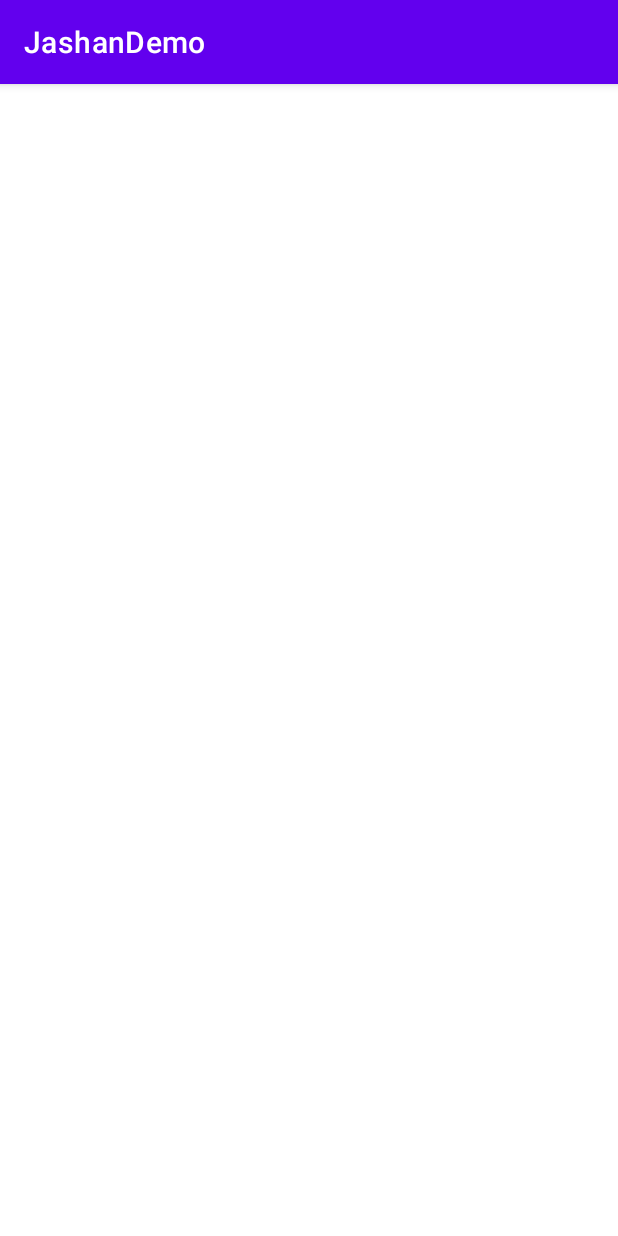
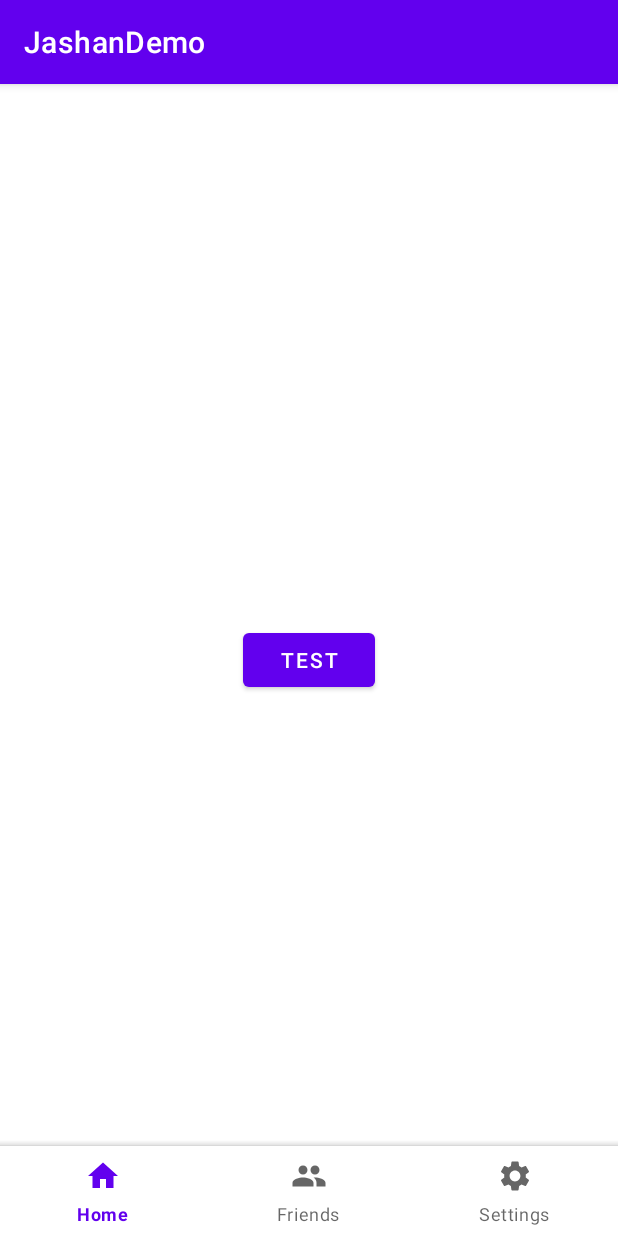
Before and after one commit to kriti-ixix/JashanDemo, an Android app: the screen it shows after launch (Gallery before the commit, BottomNav after it), on a phone screen of 412 x 824 dp. Run offline under Robolectric (Android 15) with nearby library versions, the phone set to English and light mode, and no system bars.

Commit message:
bottom navigation view

```diff
--- a/app/build.gradle
+++ b/app/build.gradle
@@ -32,6 +32,7 @@ dependencies {
     implementation 'androidx.appcompat:appcompat:1.3.1'
     implementation 'com.google.android.material:material:1.4.0'
     implementation 'androidx.constraintlayout:constraintlayout:2.1.0'
+    implementation 'androidx.legacy:legacy-support-v4:1.0.0'
     testImplementation 'junit:junit:4.+'
     androidTestImplementation 'androidx.test.ext:junit:1.1.3'
     androidTestImplementation 'androidx.test.espresso:espresso-core:3.4.0'
--- a/app/src/main/AndroidManifest.xml
+++ b/app/src/main/AndroidManifest.xml
@@ -1,6 +1,6 @@
 <?xml version="1.0" encoding="utf-8"?>
 <manifest xmlns:android="http://schemas.android.com/apk/res/android"
-    package="com.kriti.jashandemo" >
+    package="com.kriti.jashandemo">
 
     <uses-permission android:name="android.permission.VIBRATE" />
     <uses-permission android:name="android.permission.READ_EXTERNAL_STORAGE" />
@@ -11,9 +11,9 @@
         android:label="@string/app_name"
         android:roundIcon="@mipmap/ic_launcher_round"
         android:supportsRtl="true"
-        android:theme="@style/Theme.JashanDemo" >
+        android:theme="@style/Theme.JashanDemo">
         <activity
-            android:name=".Gallery"
+            android:name=".BottomNav"
             android:exported="true">
             <intent-filter>
                 <action android:name="android.intent.action.MAIN" />
@@ -22,12 +22,15 @@
             </intent-filter>
         </activity>
         <activity
+            android:name=".Gallery"
+            android:exported="true">
+        </activity>
+        <activity
             android:name=".StudentsDisplay"
             android:exported="true" />
         <activity
             android:name=".StudentForm"
-            android:exported="true">
-        </activity>
+            android:exported="true"></activity>
         <activity
             android:name=".RecyclerDemo"
             android:exported="true" />
--- /dev/null
+++ b/app/src/main/java/com/kriti/jashandemo/BottomNav.java
@@ -0,0 +1,50 @@
+package com.kriti.jashandemo;
+
+import androidx.annotation.NonNull;
+import androidx.appcompat.app.AppCompatActivity;
+import androidx.fragment.app.FragmentManager;
+
+import android.os.Bundle;
+import android.view.MenuItem;
+import android.widget.Toast;
+
+import com.google.android.material.bottomnavigation.BottomNavigationView;
+import com.google.android.material.navigation.NavigationBarView;
+
+public class BottomNav extends AppCompatActivity {
+
+    BottomNavigationView bottomNavView;
+    HomeFragment homeFragment = new HomeFragment();
+    FragmentManager fragmentManager = getSupportFragmentManager();
+
+    @Override
+    protected void onCreate(Bundle savedInstanceState) {
+        super.onCreate(savedInstanceState);
+        setContentView(R.layout.activity_bottom_nav);
+
+        bottomNavView = findViewById(R.id.bottomNavView);
+        fragmentManager.beginTransaction().replace(R.id.frameLayout, homeFragment).commit();
+
+        bottomNavView.setOnItemSelectedListener(new NavigationBarView.OnItemSelectedListener() {
+            @Override
+            public boolean onNavigationItemSelected(@NonNull MenuItem item) {
+                int id = item.getItemId();
+
+                if (id == R.id.bottomNavHome)
+                {
+                    fragmentManager.beginTransaction().replace(R.id.frameLayout, homeFragment).commit();
+                }
+                else if (id == R.id.bottomNavFriends)
+                {
+                    Toast.makeText(BottomNav.this, "Friends", Toast.LENGTH_SHORT).show();
+                }
+                else if (id == R.id.bottomNavSettings)
+                {
+                    Toast.makeText(BottomNav.this, "Settings", Toast.LENGTH_SHORT).show();
+                }
+
+                return true;
+            }
+        });
+    }
+}
--- /dev/null
+++ b/app/src/main/java/com/kriti/jashandemo/HomeFragment.java
@@ -0,0 +1,37 @@
+package com.kriti.jashandemo;
+
+import android.os.Bundle;
+
+import androidx.annotation.NonNull;
+import androidx.annotation.Nullable;
+import androidx.fragment.app.Fragment;
+
+import android.view.LayoutInflater;
+import android.view.View;
+import android.view.ViewGroup;
+import android.widget.Button;
+import android.widget.Toast;
+
+public class HomeFragment extends Fragment
+{
+    HomeFragment(){}
+
+    Button button;
+
+    @Nullable
+    @Override
+    public View onCreateView(@NonNull LayoutInflater inflater, @Nullable ViewGroup container, @Nullable Bundle savedInstanceState) {
+        View view = inflater.inflate(R.layout.fragment_home, container, false);
+
+        button = view.findViewById(R.id.fragmentButton);
+
+        button.setOnClickListener(new View.OnClickListener() {
+            @Override
+            public void onClick(View view) {
+                Toast.makeText(getContext(), "Demo Toast", Toast.LENGTH_SHORT).show();
+            }
+        });
+
+        return view;
+    }
+}
--- /dev/null
+++ b/app/src/main/res/drawable/ic_baseline_group_24.xml
@@ -0,0 +1,10 @@
+<vector xmlns:android="http://schemas.android.com/apk/res/android"
+    android:width="24dp"
+    android:height="24dp"
+    android:viewportWidth="24"
+    android:viewportHeight="24"
+    android:tint="?attr/colorControlNormal">
+  <path
+      android:fillColor="@android:color/white"
+      android:pathData="M16,11c1.66,0 2.99,-1.34 2.99,-3S17.66,5 16,5c-1.66,0 -3,1.34 -3,3s1.34,3 3,3zM8,11c1.66,0 2.99,-1.34 2.99,-3S9.66,5 8,5C6.34,5 5,6.34 5,8s1.34,3 3,3zM8,13c-2.33,0 -7,1.17 -7,3.5L1,19h14v-2.5c0,-2.33 -4.67,-3.5 -7,-3.5zM16,13c-0.29,0 -0.62,0.02 -0.97,0.05 1.16,0.84 1.97,1.97 1.97,3.45L17,19h6v-2.5c0,-2.33 -4.67,-3.5 -7,-3.5z"/>
+</vector>
--- /dev/null
+++ b/app/src/main/res/drawable/ic_baseline_home_24.xml
@@ -0,0 +1,10 @@
+<vector xmlns:android="http://schemas.android.com/apk/res/android"
+    android:width="24dp"
+    android:height="24dp"
+    android:viewportWidth="24"
+    android:viewportHeight="24"
+    android:tint="?attr/colorControlNormal">
+  <path
+      android:fillColor="@android:color/white"
+      android:pathData="M10,20v-6h4v6h5v-8h3L12,3 2,12h3v8z"/>
+</vector>
--- /dev/null
+++ b/app/src/main/res/drawable/ic_baseline_settings_24.xml
@@ -0,0 +1,10 @@
+<vector xmlns:android="http://schemas.android.com/apk/res/android"
+    android:width="24dp"
+    android:height="24dp"
+    android:viewportWidth="24"
+    android:viewportHeight="24"
+    android:tint="?attr/colorControlNormal">
+  <path
+      android:fillColor="@android:color/white"
+      android:pathData="M19.14,12.94c0.04,-0.3 0.06,-0.61 0.06,-0.94c0,-0.32 -0.02,-0.64 -0.07,-0.94l2.03,-1.58c0.18,-0.14 0.23,-0.41 0.12,-0.61l-1.92,-3.32c-0.12,-0.22 -0.37,-0.29 -0.59,-0.22l-2.39,0.96c-0.5,-0.38 -1.03,-0.7 -1.62,-0.94L14.4,2.81c-0.04,-0.24 -0.24,-0.41 -0.48,-0.41h-3.84c-0.24,0 -0.43,0.17 -0.47,0.41L9.25,5.35C8.66,5.59 8.12,5.92 7.63,6.29L5.24,5.33c-0.22,-0.08 -0.47,0 -0.59,0.22L2.74,8.87C2.62,9.08 2.66,9.34 2.86,9.48l2.03,1.58C4.84,11.36 4.8,11.69 4.8,12s0.02,0.64 0.07,0.94l-2.03,1.58c-0.18,0.14 -0.23,0.41 -0.12,0.61l1.92,3.32c0.12,0.22 0.37,0.29 0.59,0.22l2.39,-0.96c0.5,0.38 1.03,0.7 1.62,0.94l0.36,2.54c0.05,0.24 0.24,0.41 0.48,0.41h3.84c0.24,0 0.44,-0.17 0.47,-0.41l0.36,-2.54c0.59,-0.24 1.13,-0.56 1.62,-0.94l2.39,0.96c0.22,0.08 0.47,0 0.59,-0.22l1.92,-3.32c0.12,-0.22 0.07,-0.47 -0.12,-0.61L19.14,12.94zM12,15.6c-1.98,0 -3.6,-1.62 -3.6,-3.6s1.62,-3.6 3.6,-3.6s3.6,1.62 3.6,3.6S13.98,15.6 12,15.6z"/>
+</vector>
--- /dev/null
+++ b/app/src/main/res/layout/activity_bottom_nav.xml
@@ -0,0 +1,30 @@
+<?xml version="1.0" encoding="utf-8"?>
+<androidx.coordinatorlayout.widget.CoordinatorLayout xmlns:android="http://schemas.android.com/apk/res/android"
+    xmlns:app="http://schemas.android.com/apk/res-auto"
+    xmlns:tools="http://schemas.android.com/tools"
+    android:layout_width="match_parent"
+    android:layout_height="match_parent"
+    tools:context=".BottomNav">
+
+    <FrameLayout
+        android:layout_width="match_parent"
+        android:layout_height="match_parent"
+        android:id="@+id/frameLayout"/>
+
+    <com.google.android.material.bottomappbar.BottomAppBar
+        android:layout_width="match_parent"
+        android:layout_height="60dp"
+        android:id="@+id/bottomAppBar"
+        app:contentInsetStart="0dp"
+        android:layout_gravity="bottom">
+
+        <com.google.android.material.bottomnavigation.BottomNavigationView
+            android:layout_width="match_parent"
+            android:layout_height="match_parent"
+            app:menu="@menu/bottom_nav_menu"
+            android:id="@+id/bottomNavView"
+            app:labelVisibilityMode="labeled"/>
+
+    </com.google.android.material.bottomappbar.BottomAppBar>
+
+</androidx.coordinatorlayout.widget.CoordinatorLayout>
--- /dev/null
+++ b/app/src/main/res/layout/fragment_home.xml
@@ -0,0 +1,21 @@
+<?xml version="1.0" encoding="utf-8"?>
+<FrameLayout xmlns:android="http://schemas.android.com/apk/res/android"
+    xmlns:tools="http://schemas.android.com/tools"
+    android:layout_width="match_parent"
+    android:layout_height="match_parent"
+    tools:context=".HomeFragment">
+
+    <RelativeLayout
+        android:layout_width="match_parent"
+        android:layout_height="match_parent">
+
+        <Button
+            android:layout_width="wrap_content"
+            android:layout_height="wrap_content"
+            android:id="@+id/fragmentButton"
+            android:text="Test"
+            android:layout_centerInParent="true"/>
+
+    </RelativeLayout>
+
+</FrameLayout>
--- /dev/null
+++ b/app/src/main/res/menu/bottom_nav_menu.xml
@@ -0,0 +1,16 @@
+<?xml version="1.0" encoding="utf-8"?>
+<menu xmlns:android="http://schemas.android.com/apk/res/android">
+
+    <item android:id="@+id/bottomNavHome"
+        android:title="Home"
+        android:icon="@drawable/ic_baseline_home_24"/>
+
+    <item android:id="@+id/bottomNavFriends"
+        android:title="Friends"
+        android:icon="@drawable/ic_baseline_group_24"/>
+
+    <item android:id="@+id/bottomNavSettings"
+        android:title="Settings"
+        android:icon="@drawable/ic_baseline_settings_24"/>
+
+</menu>
--- a/app/src/main/res/values/strings.xml
+++ b/app/src/main/res/values/strings.xml
@@ -1,3 +1,5 @@
 <resources>
     <string name="app_name">JashanDemo</string>
+    <!-- TODO: Remove or change this placeholder text -->
+    <string name="hello_blank_fragment">Hello blank fragment</string>
 </resources>
```
